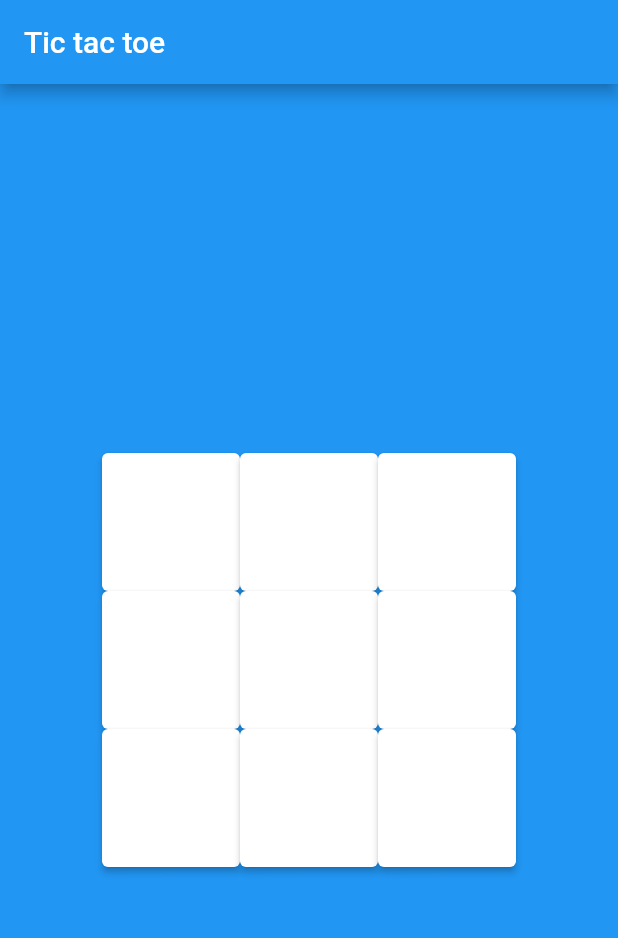
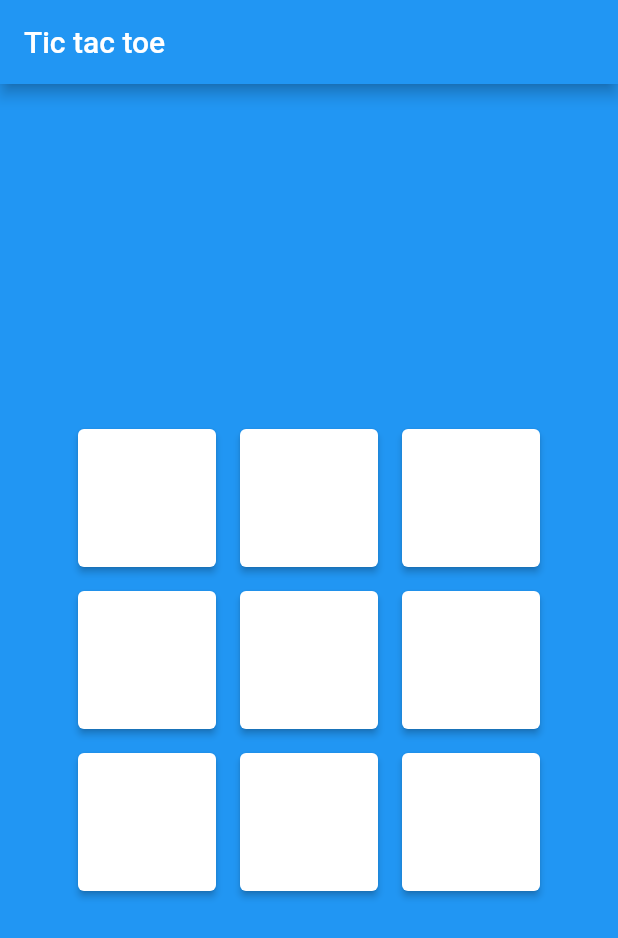
Before and after one commit to Drakunal/tic-tac-toe, a Flutter app: the screen it shows after launch, on a phone screen of 412 x 824 dp. Shown: the top 938 px of the screen. Run offline on Flutter 3.47's test engine with Material 2 defaults, Android fonts, the phone set to English and light mode, and no system bars.

Commit message:
empty field made

```diff
--- a/lib/screens/home.dart
+++ b/lib/screens/home.dart
@@ -56,13 +56,16 @@ class _HomeState extends State<Home> {
 
   Widget buildField(int index, int indexy) {
     final value = matrix[index][indexy];
-    return ElevatedButton(
+    return Container(
+      margin: EdgeInsets.all(8),
+      child: ElevatedButton(
           style: ElevatedButton.styleFrom(
               primary: Colors.white, minimumSize: Size(size, size)),
           onPressed: () {},
           child: Text(
             value,
             style: TextStyle(fontSize: 32),
-        ));
+          )),
+    );
   }
 }
```
Lines whose indentation alone changed are shown as unchanged.
